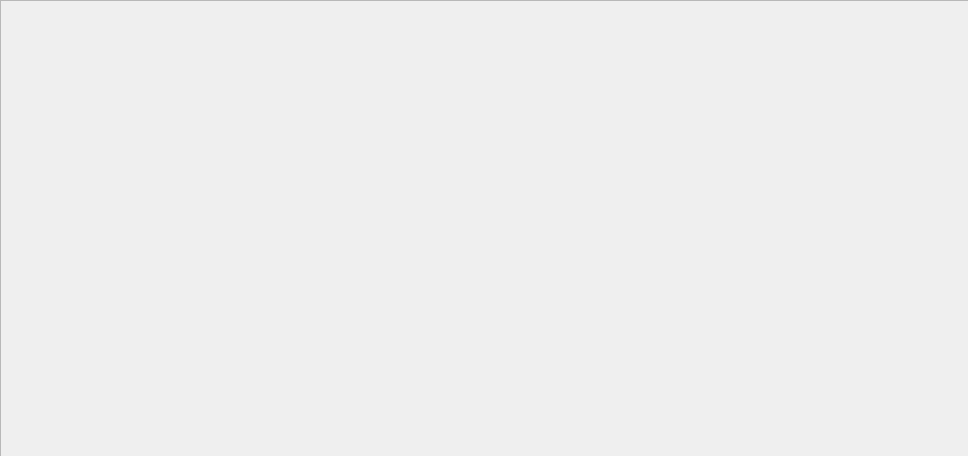
The window that CDAA/gestionnaireContact/mainwindow.ui (LaTortueQuiParl/L3Info) describes before a commit, drawn with Qt 5.
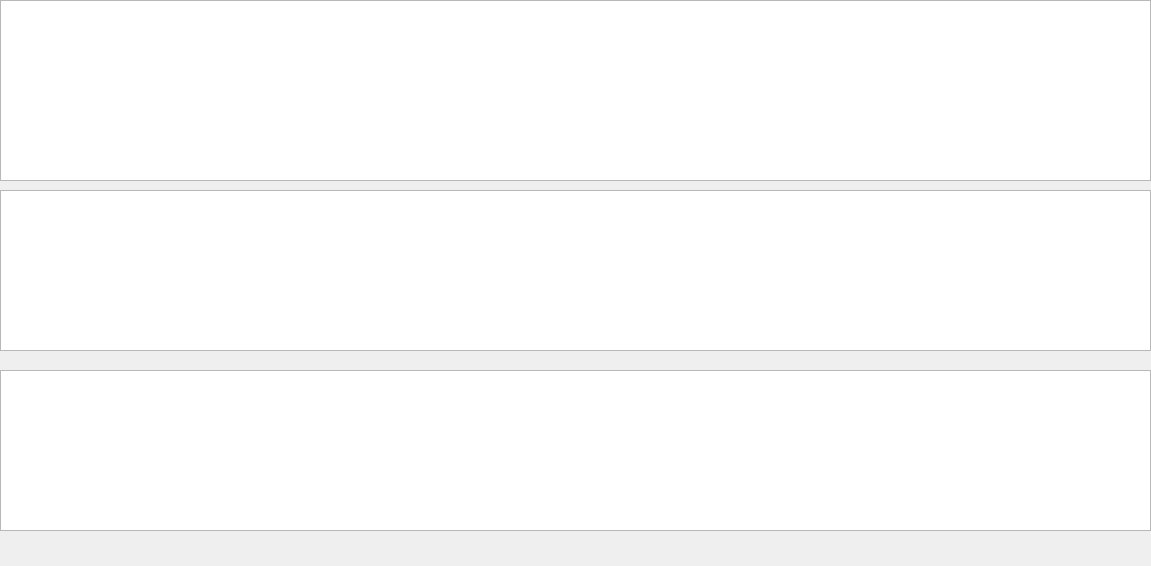
The same window after the commit.

Commit message: Ajout de commentaire et activation des widgets

Diff of the .ui file:
```diff
--- a/CDAA/gestionnaireContact/mainwindow.ui
+++ b/CDAA/gestionnaireContact/mainwindow.ui
@@ -3,27 +3,53 @@
  <class>MainWindow</class>
  <widget class="QMainWindow" name="MainWindow">
   <property name="enabled">
-   <bool>false</bool>
+   <bool>true</bool>
   </property>
   <property name="geometry">
    <rect>
     <x>0</x>
     <y>0</y>
-    <width>968</width>
-    <height>456</height>
+    <width>1151</width>
+    <height>566</height>
    </rect>
   </property>
   <property name="windowTitle">
    <string>MainWindow</string>
   </property>
   <widget class="QWidget" name="centralwidget">
-   <widget class="QTableView" name="tableView">
+   <widget class="QTableView" name="tableViewContact">
+    <property name="enabled">
+     <bool>true</bool>
+    </property>
     <property name="geometry">
      <rect>
       <x>0</x>
       <y>0</y>
-      <width>971</width>
-      <height>461</height>
+      <width>1151</width>
+      <height>181</height>
+     </rect>
+    </property>
+    <attribute name="horizontalHeaderCascadingSectionResizes">
+     <bool>false</bool>
+    </attribute>
+   </widget>
+   <widget class="QTableView" name="tableViewInteraction">
+    <property name="geometry">
+     <rect>
+      <x>0</x>
+      <y>190</y>
+      <width>1151</width>
+      <height>161</height>
+     </rect>
+    </property>
+   </widget>
+   <widget class="QTableView" name="tableViewTodo">
+    <property name="geometry">
+     <rect>
+      <x>0</x>
+      <y>370</y>
+      <width>1151</width>
+      <height>161</height>
      </rect>
     </property>
    </widget>
```
The commit also changes 4 other files.
